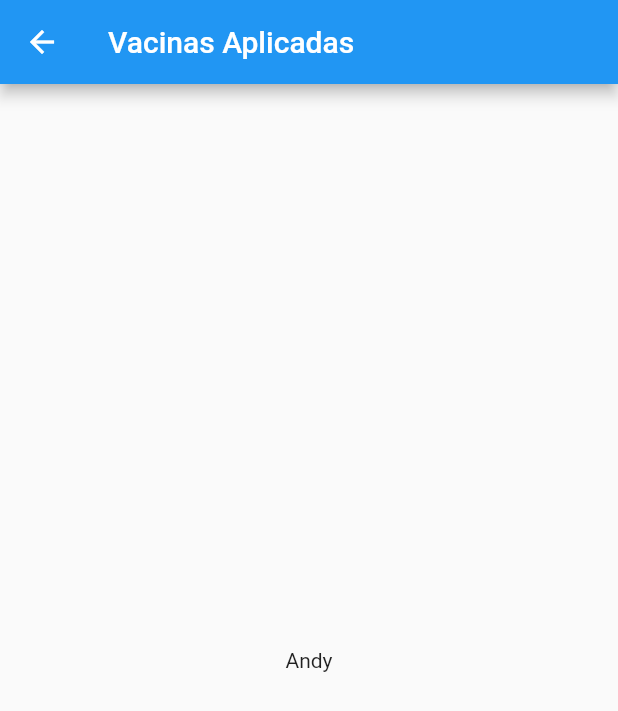
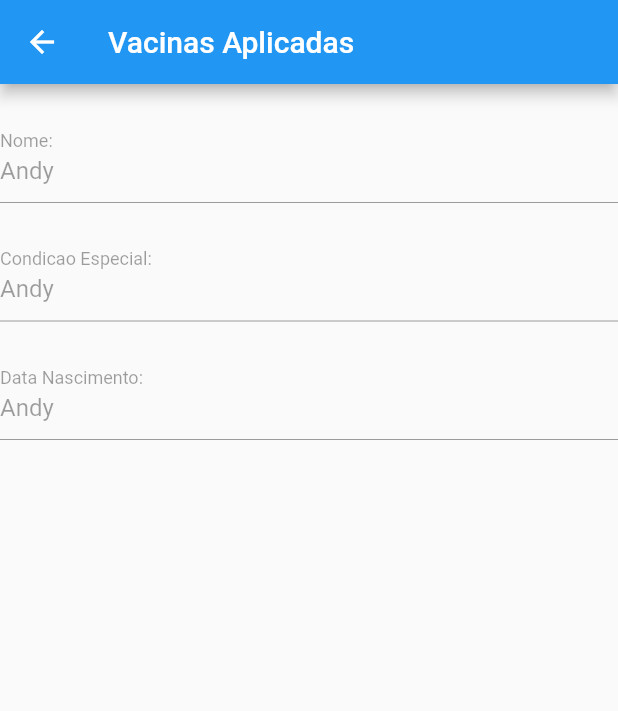
Before and after one commit to marconapppo/CarteiraVacinacao, a Flutter app: the HomePage screen opened directly, after a tap on "Andy", on a phone screen of 412 x 824 dp. Shown: the top 711 px of the screen. Run offline on Flutter 3.47's test engine with Material 2 defaults, Android fonts, the phone set to English and light mode, and no system bars.

Commit message:
informacoes do paciente para medica quase concluidas(falta vacinas)

```diff
--- a/lib/gerenciarVacinasAplicadas.dart
+++ b/lib/gerenciarVacinasAplicadas.dart
@@ -20,11 +20,13 @@ class Paciente {
   Paciente(this.name, this.age);
 }
 
+//listTile with search
 class HomePage extends StatefulWidget {
   @override
   _HomePageState createState() => _HomePageState();
 }
 
+//listTile with search
 class _HomePageState extends State<HomePage> {
   // This holds a list of fiction users
   // You can use data fetched from a database or cloud as well
@@ -105,15 +107,10 @@ class _HomePageState extends State<HomePage> {
                                 context,
                                 new MaterialPageRoute(
                                     builder: (context) =>
-                                        new PacienteInformacao(
+                                        new PacienteInformacaoProMedico(
                                             paciente: new Paciente(
                                                 _foundUsers[index]['name'],
                                                 "28"))));
-                            //Navigator.push(
-                            //context,
-                            //MaterialPageRoute(
-                            //builder: (context) =>
-                            //PacienteInformacao()));
                           },
                           leading: Icon(
                             Icons.account_circle,
@@ -137,10 +134,10 @@ class _HomePageState extends State<HomePage> {
   }
 }
 
-class PacienteInformacao extends StatelessWidget {
+class PacienteInformacaoProMedico extends StatelessWidget {
   final Paciente paciente;
 
-  const PacienteInformacao({Key key, this.paciente}) : super(key: key);
+  const PacienteInformacaoProMedico({Key key, this.paciente}) : super(key: key);
 
   @override
   Widget build(BuildContext context) {
@@ -149,7 +146,41 @@ class PacienteInformacao extends StatelessWidget {
         title: const Text("Vacinas Aplicadas"),
       ),
       body: Center(
-        child: Text(paciente.name),
+        child: Column(
+          children: [
+            SizedBox(
+              height: 20,
+            ),
+            //Alterções quanto ao front devem ser implementadas no InputDecoration, lembrar de disabilitar o
+            //TextFormFild sim usar enabled : false, pois este cancela as alterções de InputDecoration
+            TextFormField(
+              initialValue: paciente.name,
+              enabled: false,
+              decoration: InputDecoration(
+                labelText: 'Nome:',
+              ),
+            ),
+            SizedBox(
+              height: 20,
+            ),
+            //condicao Especial (lembrar de alocar do banco aqui dps no initialValue)
+            TextFormField(
+              initialValue: paciente.name,
+              enabled: false,
+              decoration:
+                  const InputDecoration(labelText: 'Condicao Especial:'),
+            ),
+            SizedBox(
+              height: 20,
+            ),
+            //data Nascimento (fica pro futuro)
+            TextFormField(
+              initialValue: paciente.name,
+              enabled: false,
+              decoration: const InputDecoration(labelText: 'Data Nascimento:'),
+            ),
+          ],
+        ),
       ),
     );
   }
```
